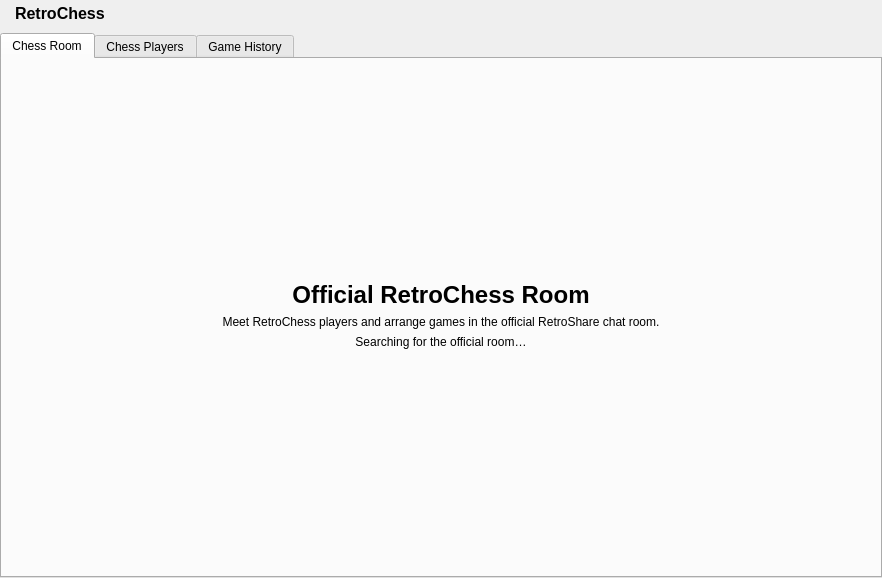
Before: the Qt Designer form gui/NEMainpage.ui in RetroShare/RetroChess, drawn with Qt 5.
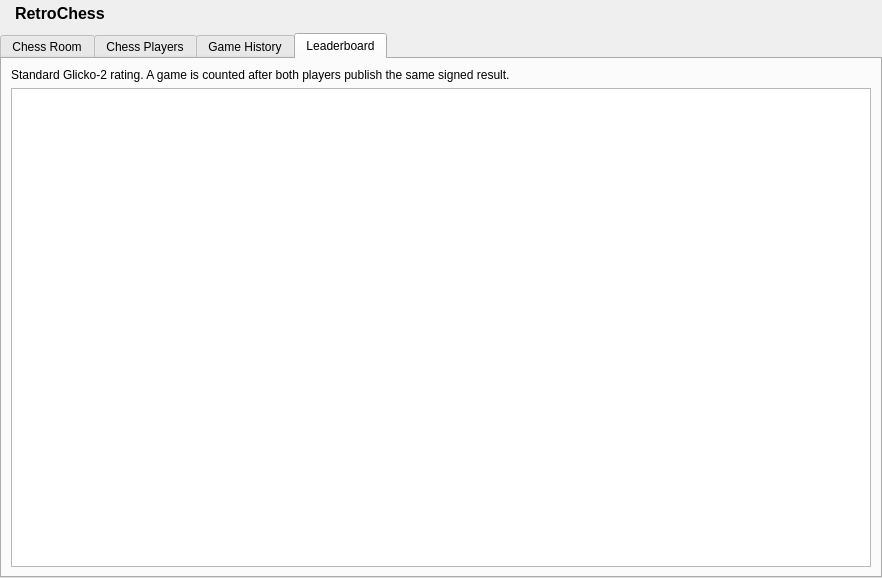
After: the same form once the commit is applied. The open tabs and pages were chosen to show the change. Icons and pictures are not drawn.

Commit message: Move Leaderboard tab to UI file and enable full row selection

The edit to the form file:
```diff
--- a/gui/NEMainpage.ui
+++ b/gui/NEMainpage.ui
@@ -798,6 +798,36 @@
        </item>
       </layout>
      </widget>
+     <widget class="QWidget" name="leaderboardTab">
+      <attribute name="title">
+       <string>Leaderboard</string>
+      </attribute>
+      <layout class="QVBoxLayout" name="leaderboardLayout">
+       <item>
+        <widget class="QLabel" name="leaderboardInfo">
+         <property name="text">
+          <string>Standard Glicko-2 rating. A game is counted after both players publish the same signed result.</string>
+         </property>
+         <property name="wordWrap">
+          <bool>true</bool>
+         </property>
+        </widget>
+       </item>
+       <item>
+        <widget class="QTableWidget" name="leaderboardTable">
+         <property name="editTriggers">
+          <set>QAbstractItemView::NoEditTriggers</set>
+         </property>
+         <property name="selectionMode">
+          <enum>QAbstractItemView::SingleSelection</enum>
+         </property>
+         <property name="selectionBehavior">
+          <enum>QAbstractItemView::SelectRows</enum>
+         </property>
+        </widget>
+       </item>
+      </layout>
+     </widget>
     </widget>
    </item>
   </layout>
```
The commit also changes 2 other files.
